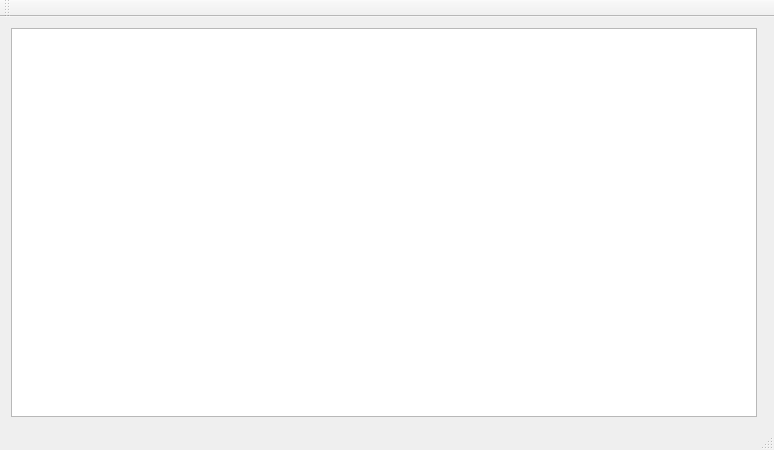
PlusMinus0/QBibLaTeXMan, file Source/mainwindow.ui: the form before one commit.
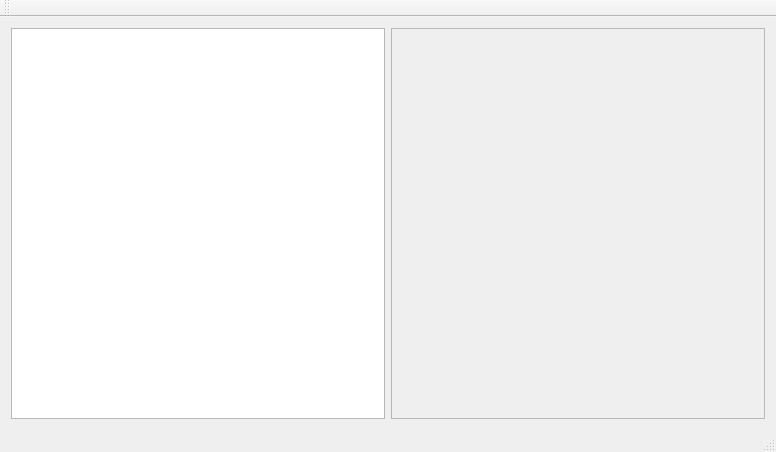
The form after the commit. Custom widgets are drawn as their Qt base class.

Commit message: Added a widget for editing entries

Diff of the .ui file:
```diff
--- a/Source/mainwindow.ui
+++ b/Source/mainwindow.ui
@@ -6,8 +6,8 @@
    <rect>
     <x>0</x>
     <y>0</y>
-    <width>774</width>
-    <height>450</height>
+    <width>776</width>
+    <height>452</height>
    </rect>
   </property>
   <property name="windowTitle">
@@ -15,6 +15,28 @@
   </property>
   <widget class="QWidget" name="centralWidget">
    <layout class="QGridLayout" name="gridLayout">
+    <item row="0" column="1">
+     <widget class="QScrollArea" name="scrollArea">
+      <property name="widgetResizable">
+       <bool>true</bool>
+      </property>
+      <widget class="QWidget" name="scrollAreaWidgetContents">
+       <property name="geometry">
+        <rect>
+         <x>0</x>
+         <y>0</y>
+         <width>374</width>
+         <height>378</height>
+        </rect>
+       </property>
+       <layout class="QVBoxLayout" name="verticalLayout">
+        <item>
+         <widget class="BibItemEditWidget" name="editWidget" native="true"/>
+        </item>
+       </layout>
+      </widget>
+     </widget>
+    </item>
     <item row="0" column="0">
      <widget class="BibTableView" name="tableView"/>
     </item>
```
Left out of the diff: 5 changed lines with no effect on the pictures. The commit also changes 4 other files.
